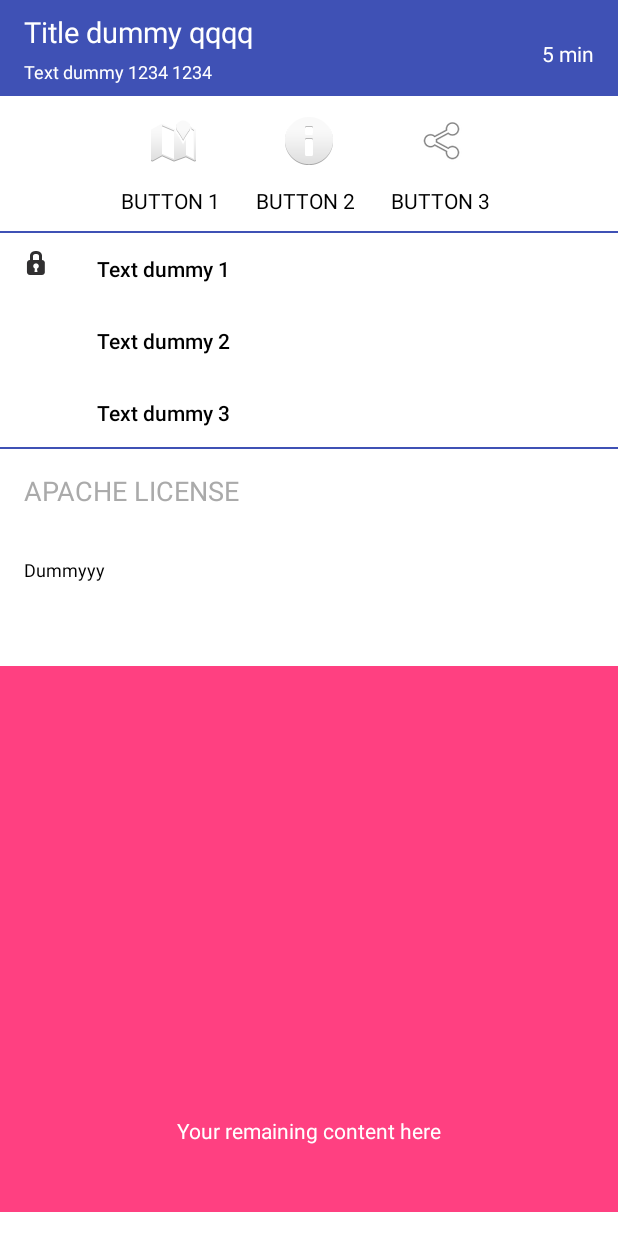
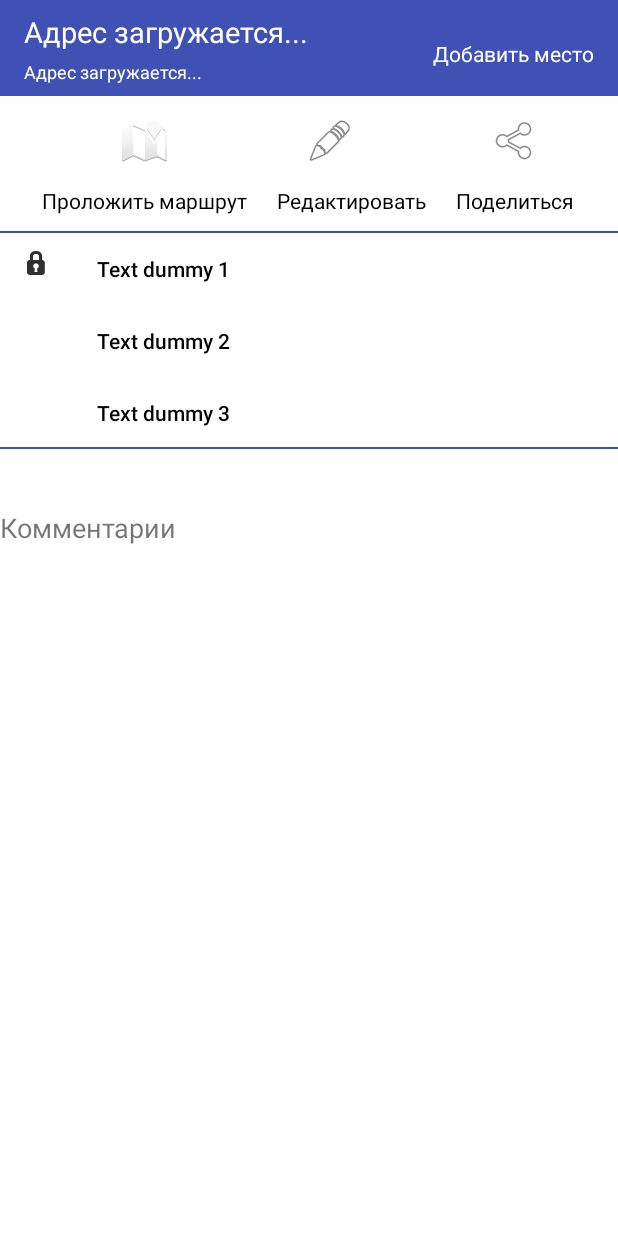
Before and after one commit to Scarfaiz/Quencher, an Android app: the layout bottom_sheet_content.xml on its own in the app's theme, with its tools: preview values and no code run, on a phone screen of 412 x 824 dp. Run offline under Robolectric (Android 15) with nearby library versions, the phone set to English and light mode, and no system bars.

Commit message:
-xml parsing -some layout changes

```diff
--- a/app/src/main/res/layout/activity_main.xml
+++ b/app/src/main/res/layout/activity_main.xml
@@ -60,7 +60,7 @@
         android:layout_width="wrap_content"
         app:layout_anchor="@id/bottom_sheet"
         app:layout_anchorGravity="top|right|end"
-        android:src="@drawable/ic_action_go"
+        android:src="@android:drawable/ic_menu_add"
         android:layout_margin="@dimen/fab_margin"
         app:layout_behavior="@string/ScrollAwareFABBehavior"
         android:clickable="true"/>
--- a/app/src/main/res/layout/bottom_sheet_content.xml
+++ b/app/src/main/res/layout/bottom_sheet_content.xml
@@ -26,15 +26,15 @@
                 android:id="@+id/bottom_sheet_title"
                 android:layout_width="wrap_content"
                 android:layout_height="wrap_content"
-                android:text="Title dummy qqqq"
+                android:text="Адрес загружается..."
                 android:textColor="@android:color/white"
                 android:textSize="19sp"/>
 
             <TextView
-                android:id="@+id/text_dummy1"
+                android:id="@+id/bottom_sheet_subtitle"
                 android:layout_width="wrap_content"
                 android:layout_height="wrap_content"
-                android:text="Text dummy 1234 1234"
+                android:text="Адрес загружается..."
                 android:textColor="@android:color/white"
                 android:textSize="12sp"
                 android:layout_marginTop="5dp"/>
@@ -42,7 +42,7 @@
             <TextView
                 android:layout_width="wrap_content"
                 android:layout_height="wrap_content"
-                android:text="Text dummy qwer asdf zxcv"
+                android:text="Text 3"
                 android:textColor="@android:color/white"
                 android:textSize="12sp"
                 android:layout_marginTop="5dp"/>
@@ -52,7 +52,7 @@
         <TextView
             android:layout_width="wrap_content"
             android:layout_height="wrap_content"
-            android:text="5 min"
+            android:text="Добавить место"
             android:textColor="@android:color/white"
             android:textSize="14sp"
             android:layout_alignParentEnd="true"
@@ -87,7 +87,7 @@
             <TextView
                 android:layout_width="wrap_content"
                 android:layout_height="wrap_content"
-                android:text="BUTTON 1"
+                android:text="Проложить маршрут"
                 android:textColor="@android:color/black"
                 android:layout_alignParentBottom="true"/>
         </RelativeLayout>
@@ -105,14 +105,14 @@
                 android:id="@+id/button2"
                 android:layout_width="70dp"
                 android:layout_height="60dp"
-                android:src="@android:drawable/ic_dialog_info"
+                android:src="@android:drawable/ic_menu_edit"
                 android:layout_centerHorizontal="true"
                 android:background="?attr/selectableItemBackgroundBorderless"/>
 
             <TextView
                 android:layout_width="wrap_content"
                 android:layout_height="wrap_content"
-                android:text="BUTTON 2"
+                android:text="Редактировать"
                 android:textColor="@android:color/black"/>
         </LinearLayout>
 
@@ -131,7 +131,7 @@
             <TextView
                 android:layout_width="wrap_content"
                 android:layout_height="wrap_content"
-                android:text="BUTTON 3"
+                android:text="Поделиться"
                 android:textColor="@android:color/black"
                 android:layout_alignParentBottom="true"/>
         </RelativeLayout>
@@ -212,19 +212,17 @@
 
     <FrameLayout
         android:layout_width="match_parent"
-        android:layout_height="56dp"
-        android:layout_marginStart="16dp"
-        android:layout_marginEnd="16dp">
+        android:layout_height="620dp"
+        android:layout_marginTop="40dp">
 
         <TextView
             android:layout_width="wrap_content"
-            android:layout_height="wrap_content"
-            android:text="APACHE LICENSE"
+            android:layout_height="fill_parent"
+            android:text="Комментарии"
             android:layout_gravity="center_vertical"
-            android:textSize="18sp"
-            android:textColor="@android:color/darker_gray"/>
+            android:textSize="18sp" />
     </FrameLayout>
-
+    <!--
     <TextView
         android:layout_width="wrap_content"
         android:layout_height="wrap_content"
@@ -247,4 +245,5 @@
             android:textColor="@android:color/white" />
 
     </FrameLayout>
+    -->
 </LinearLayout>
--- a/app/src/main/res/values/colors.xml
+++ b/app/src/main/res/values/colors.xml
@@ -2,5 +2,5 @@
 <resources>
     <color name="colorPrimary">#3F51B5</color>
     <color name="colorPrimaryDark">#303F9F</color>
-    <color name="colorAccent">#FF4081</color>
+    <color name="colorAccent">#311b92</color>
 </resources>
```
Also changed, not shown: app/src/main/java/com/scarfaiz/cluckinbell/MainActivity.java (+37 -20 lines), app/src/main/java/com/scarfaiz/cluckinbell/XMLParser.java (+5 -5 lines).
